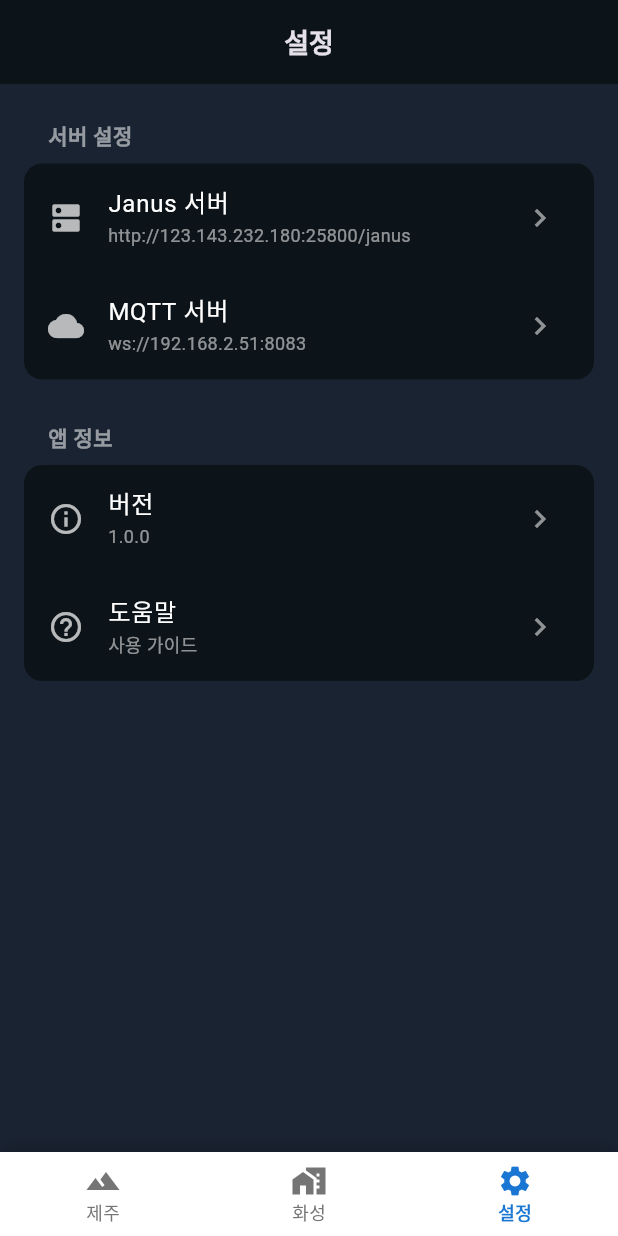
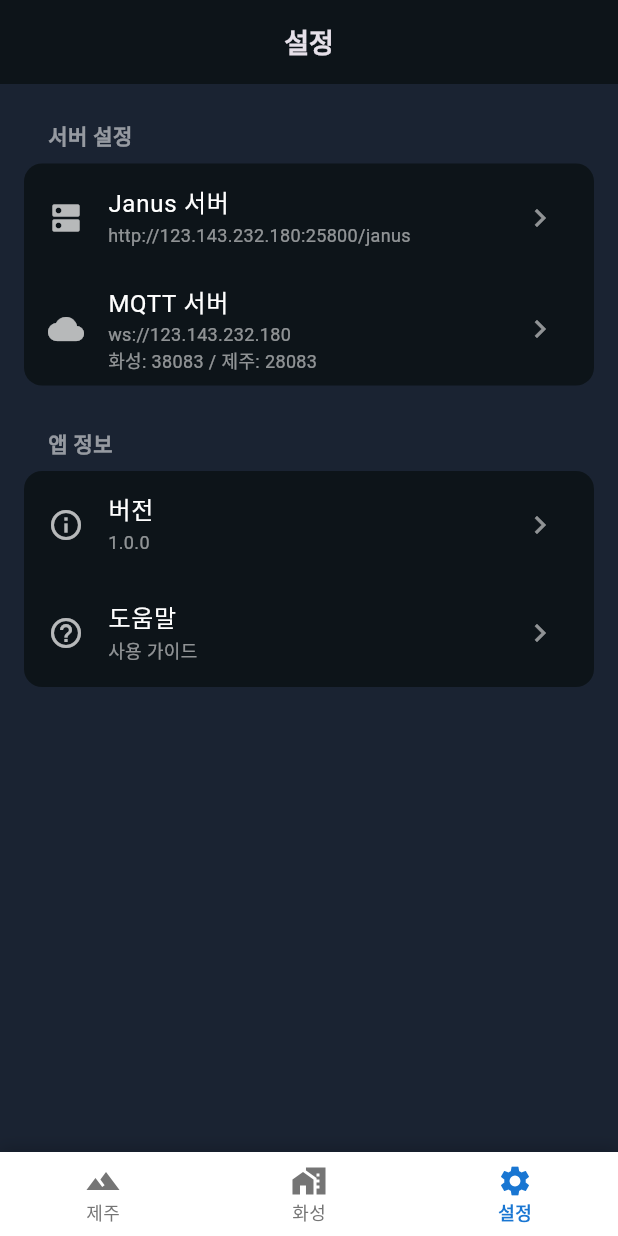
Before and after one commit to hyeonju-kim/autodrive_dashboard_app, a Flutter app: the screen it shows after launch, item 3 of the bottom bar chosen, after a tap on "MQTT 서버", on a phone screen of 412 x 824 dp. Run offline on Flutter 3.47's test engine with Material 3 defaults, Android fonts, the phone set to English and light mode, and no system bars; missing offline and left inert: flutter_webrtc, mqtt_client; network calls fail.

Commit message:
[Fix] 지역별로 mqtt포트 구분, 디자인 수정
- 화성으로만 되어있던 38083을 제주로도 사용하도록 28083추가
- 차량 상태 아이콘 색상 변경

```diff
--- a/lib/core/config/app_constants.dart
+++ b/lib/core/config/app_constants.dart
@@ -8,15 +8,18 @@ class AppConstants {
 
   /// 제주 차량 정보
   static const String jejuVehicleNumber = '00임4427';
-  static const String jejuVehicleId = 'VEHICLEID';
+  // static const String jejuVehicleId = 'VEHICLEID';
+  static const String jejuVehicleId = 'f4FwwkGR';
 
   // Janus 서버 설정
   static const String janusServer = 'http://123.143.232.180:25800/janus';
 
   // MQTT 설정
-  static const String mqttHost = '192.168.2.51';
+  // static const String mqttHost = '192.168.2.51';
+  static const String mqttHost = '123.143.232.180';
   static const String mqttPath = '/mqtt';
-  static const int mqttPort = 8083;
+  static const int mqttPortMars = 38083; // 화성
+  static const int mqttPortJeju = 28083; // 제주
   static const String mqttUsername = 'socket';
   static const String mqttPassword = 'thzpt!@#';
 
@@ -29,8 +32,8 @@ class AppConstants {
   static const String mqttResetTopicMars = '/topic/f4FwwkGR/route/reset';
 
   // 제주 토픽들
-  static const String mqttTopicJeju = '/topic/VEHICLEID';
-  static const String mqttResetTopicJeju = '/topic/VEHICLEID/route/reset';
+  static const String mqttTopicJeju = '/topic/f4FwwkGR';
+  static const String mqttResetTopicJeju = '/topic/f4FwwkGR/route/reset';
 
   // ICE 서버 설정
   static const List<String> stunServers = [
--- a/lib/data/services/mqtt_service.dart
+++ b/lib/data/services/mqtt_service.dart
@@ -37,14 +37,14 @@ class MqttService {
   Stream<bool> get connectionStream => _connectionController.stream;
   Stream<bool> get resetStream => _resetController.stream;
 
-  Future<void> connectToVehicle(String vehicleId) async {
+  Future<void> connectToVehicle(String vehicleId, {required int port}) async {
     _currentVehicleId = vehicleId;
     _currentDataTopic = AppConstants.mqttDataTopicTemplate.replaceAll('%s', vehicleId);
     _currentResetTopic = AppConstants.mqttResetTopicTemplate.replaceAll('%s', vehicleId);
-    await connect();
+    await connect(port: port);
   }
 
-  Future<void> connect() async {
+  Future<void> connect({required int port}) async {
     try {
       // 고유한 클라이언트 ID 생성 (타임스탬프 사용)
       final clientId = 'flutter_${DateTime.now().millisecondsSinceEpoch}';
@@ -54,7 +54,7 @@ class MqttService {
       _client = MqttServerClient.withPort(
         'ws://${AppConstants.mqttHost}${AppConstants.mqttPath}',
         clientId,
-        AppConstants.mqttPort,
+        port, // AppConstants.mqttPort 대신 매개변수 사용
       );
 
       final serverClient = _client as MqttServerClient;
--- a/lib/presentation/screens/dashboard/dashboard_controller.dart
+++ b/lib/presentation/screens/dashboard/dashboard_controller.dart
@@ -96,7 +96,9 @@ class DashboardController extends ChangeNotifier {
 
   Future<void> _connectMqtt() async {
     try {
-      await _mqttService.connectToVehicle(vehicleId);
+      // 지역별 포트 선택
+      final mqttPort = isMars ? AppConstants.mqttPortMars : AppConstants.mqttPortJeju;
+      await _mqttService.connectToVehicle(vehicleId, port: mqttPort);
 
       _vehicleDataSubscription = _mqttService.vehicleDataStream.listen((data) {
         // 새로운 데이터가 들어오면 운행이 재개된 것으로 판단
--- a/lib/presentation/screens/settings/settings_screen.dart
+++ b/lib/presentation/screens/settings/settings_screen.dart
@@ -36,7 +36,7 @@ class SettingsScreen extends StatelessWidget {
               _buildSettingsTile(
                 icon: Icons.cloud,
                 title: 'MQTT 서버',
-                subtitle: 'ws://${AppConstants.mqttHost}:${AppConstants.mqttPort}',
+                subtitle: 'ws://${AppConstants.mqttHost}\n화성: ${AppConstants.mqttPortMars} / 제주: ${AppConstants.mqttPortJeju}',
                 onTap: () {},
               ),
             ],
--- a/lib/presentation/widgets/dashboard/vehicle_status_section.dart
+++ b/lib/presentation/widgets/dashboard/vehicle_status_section.dart
@@ -96,14 +96,14 @@ class VehicleStatusSection extends StatelessWidget {
                 icon: Icons.local_parking,
                 label: '브레이크',
                 isOn: isBraking,
-                onColor: Colors.grey[600]!,
+                onColor: Colors.green[600]!,
               ),
               // 브러시 상태
               StatusButton(
                 icon: Icons.cleaning_services,
                 label: '브러쉬',
                 isOn: isBrushOn,
-                onColor: Colors.grey[600]!,
+                onColor: Colors.pink[600]!,
               ),
               // 급가속/급정거 상태
               HarshDrivingButton(
--- a/lib/presentation/widgets/ui/gauge_widget.dart
+++ b/lib/presentation/widgets/ui/gauge_widget.dart
@@ -101,9 +101,9 @@ class GaugePainter extends CustomPainter {
     final radius = size.width / 2;
 
     // 게이지가 차지할 전체 각도 (거의 전체 원, 작은 갭 남김)
-    const double totalAngle = math.pi * 2 * 0.85; // 전체 원의 85% (306도)
+    const double totalAngle = math.pi * 2 * 0.98; // 전체 원의 98%
     // 시작 각도 (하단 약간 오른쪽)
-    const double startAngle = math.pi * 0.575; // 약 103.5도
+    const double startAngle = math.pi * 0.525;
 
     // 배경 원 그리기 (회색 테두리)
     final backgroundPaint = Paint()
--- a/lib/presentation/widgets/ui/status_button.dart
+++ b/lib/presentation/widgets/ui/status_button.dart
@@ -69,33 +69,61 @@ class HarshDrivingButton extends StatelessWidget {
 
     // 상태에 따른 색상과 텍스트 설정
     Color alertColor;
-    IconData alertIcon;
+    String statusText;
 
     if (isAccel) {
       alertColor = Colors.orange;
-      alertIcon = Icons.speed;
+      statusText = '급가속';
     } else if (isDecel) {
       alertColor = Colors.red;
-      alertIcon = Icons.do_not_disturb_on;
+      statusText = '급정거';
     } else {
       alertColor = Colors.grey[600]!;
-      alertIcon = Icons.check_circle_outline;
+      statusText = '';
     }
 
     return Column(
       mainAxisSize: MainAxisSize.min,
       children: [
-        Icon(
-          alertIcon,
-          color: alertColor,
-          size: 28,
+        // 아이콘 대신 상태 텍스트를 배지 스타일로 표시
+        Container(
+          height: 28,
+          child: Center(
+            child: statusText.isNotEmpty
+                ? Container(
+              padding: const EdgeInsets.symmetric(horizontal: 8, vertical: 4),
+              decoration: BoxDecoration(
+                color: alertColor.withOpacity(0.2),
+                borderRadius: BorderRadius.circular(12),
+                border: Border.all(
+                  color: alertColor.withOpacity(0.5),
+                  width: 1.5,
+                ),
+              ),
+              child: Text(
+                statusText,
+                style: TextStyle(
+                  color: alertColor,
+                  fontSize: 11,
+                  fontWeight: FontWeight.bold,
+                  letterSpacing: 0.5,
+                ),
+              ),
+            )
+                : Icon(
+              Icons.speed,
+              color: Colors.grey[600],
+              size: 28,
+            ),
+          ),
         ),
         const SizedBox(height: 4),
+        // 라벨은 항상 "급가속/급정거"로 고정
         Text(
-          isAccel ? '급가속' : (isDecel ? '급정거' : '급가속/급정거'),
+          '급가속/급정거',
           style: TextStyle(
             fontSize: 12,
-            color: alertColor == Colors.grey[600] ? Colors.white38 : alertColor,
+            color: (isAccel || isDecel) ? Colors.white70 : Colors.white38,
           ),
         ),
       ],
```
